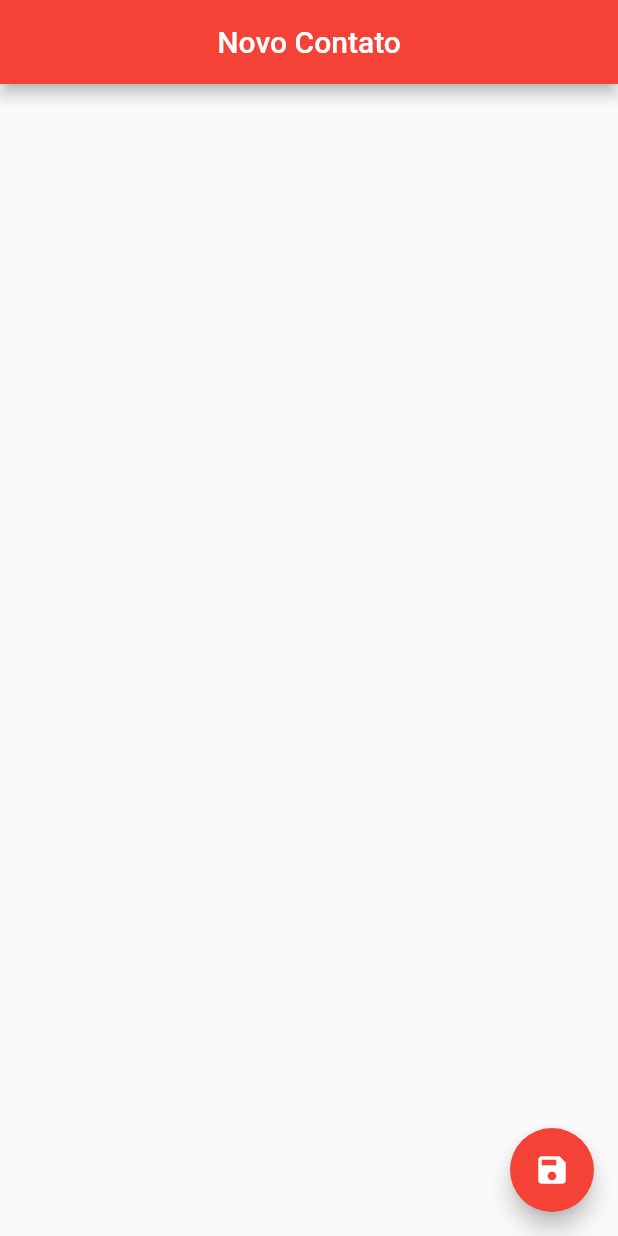
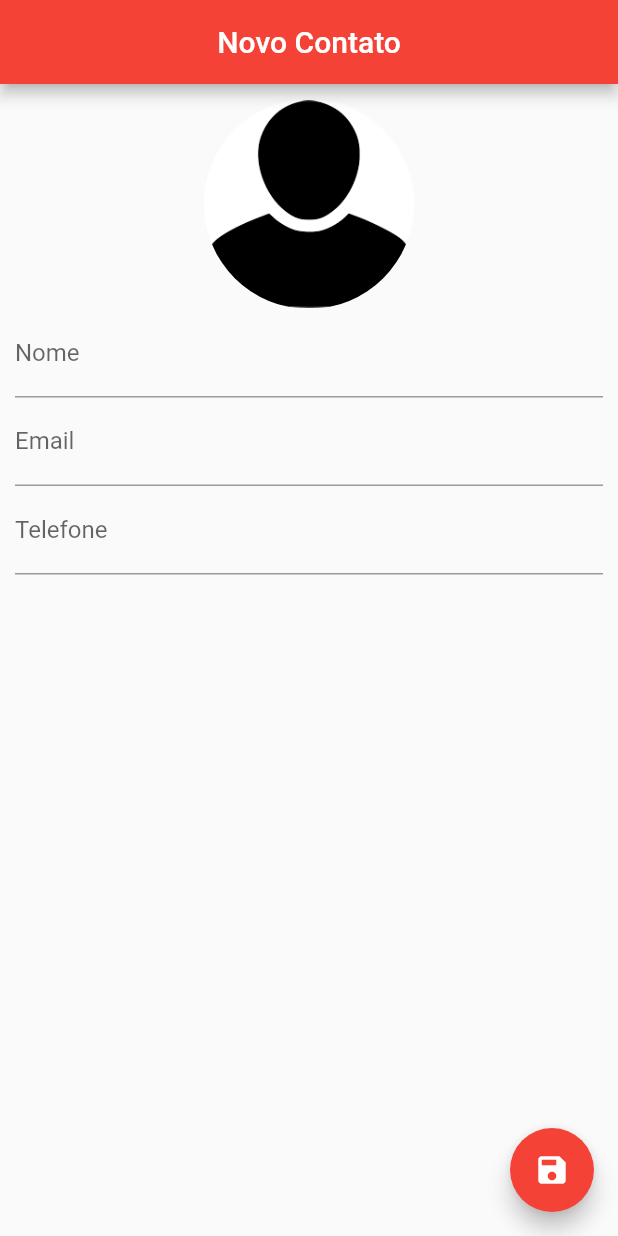
Before and after one commit to Alysson1013/AgendaContatos, a Flutter app: the screen it shows after launch, on a phone screen of 412 x 824 dp. Run offline on Flutter 3.47's test engine with Material 2 defaults, Android fonts, the phone set to English and light mode, and no system bars; our stand-ins replace sqflite; accounts and stored records are empty.

Commit message:
(26/10) Finalização de layout da tela de contatos.

```diff
--- a/lib/ui/contact_page.dart
+++ b/lib/ui/contact_page.dart
@@ -1,3 +1,6 @@
+import 'dart:io';
+
+import 'package:flutter/cupertino.dart';
 import 'package:flutter/material.dart';
 import 'package:agendadecontatos/helpers/contact_helper.dart';
 
@@ -11,14 +14,27 @@ class ContactPage extends StatefulWidget {
 }
 
 class _ContactPageState extends State<ContactPage> {
+  final _nameController = TextEditingController();
+  final _emailController = TextEditingController();
+  final _phoneController = TextEditingController();
+
   Contact _editContact;
+  //indica alteração
+  bool _userEdited = false;
 
   @override
   void initState() {
     super.initState();
 
     if (widget.contact == null)  _editContact = new Contact();
-    else _editContact = new Contact.fromMap(widget.contact.toMap());
+    else{
+      _editContact = new Contact.fromMap(widget.contact.toMap());
+
+      _nameController.text = _editContact.name;
+      _emailController.text = _editContact.email;
+      _phoneController.text = _editContact.phone;
+
+    }
   }
 
   @override
@@ -34,6 +50,51 @@ class _ContactPageState extends State<ContactPage> {
         child: Icon(Icons.save),
         backgroundColor: Colors.red,
       ),
+      body: SingleChildScrollView(
+        padding: EdgeInsets.all(10.0),
+        child: Column(
+          children: [
+            GestureDetector(
+              child: Container(
+                  width: 140.0,
+                  height: 140.0,
+                  decoration: BoxDecoration(
+                      shape: BoxShape.circle,
+                      image: DecorationImage(
+                          image: _editContact.img != null ? FileImage(File(_editContact.img)) : AssetImage("images/person.png")
+                      )
+                  )
+              ),
+            ),
+            TextField(
+              controller: _nameController,
+              decoration: InputDecoration(labelText: "Nome"),
+              onChanged: (text){
+                _userEdited = true;
+                setState(() {
+                  _editContact.name = text;
+                });
+              },
+            ),
+            TextField(
+              controller: _emailController,
+              decoration: InputDecoration(labelText: "Email"),
+              onChanged: (text){
+                _userEdited = true;
+                _editContact.email = text;
+              },
+            ),
+            TextField(
+              controller: _phoneController,
+              decoration: InputDecoration(labelText: "Telefone"),
+              onChanged: (text){
+                _userEdited = true;
+                _editContact.phone = text;
+              },
+            )
+          ],
+        ),
+      ),
     );
   }
 }
```
